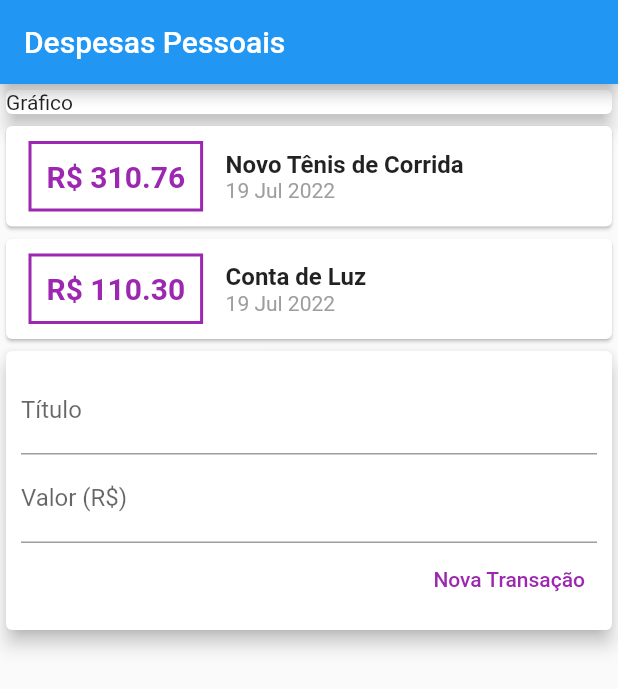
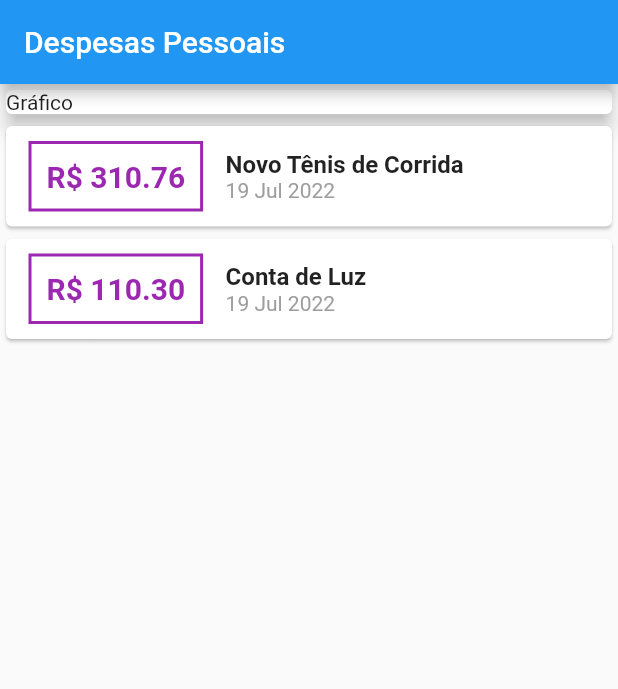
Before and after one commit to DavidCavalcanti/expenses, a Flutter app: the screen it shows after launch, on a phone screen of 412 x 824 dp. Shown: the top 689 px of the screen. Run offline on Flutter 3.47's test engine with Material 2 defaults, Android fonts, the phone set to English and light mode, and no system bars.

Commit message:
Remover Card

```diff
--- a/lib/main.dart
+++ b/lib/main.dart
@@ -47,43 +47,7 @@ class MyHomePage extends StatelessWidget {
             ),
           ),
           TransactionList(_transactions),
-          Card(
-            elevation: 5,
-            child: Padding(
-              padding: const EdgeInsets.all(10),
-              child: Column(
-                children: [
-                  TextField(
-                    controller: titleController,
-                    decoration: InputDecoration(
-                      labelText: 'Título',
-                    ),
-                  ),
-                  TextField(
-                    controller: valueController,
-                    decoration: InputDecoration(
-                      labelText: 'Valor (R\$)',
-                    ),
-                  ),
-                  Row(
-                    mainAxisAlignment: MainAxisAlignment.end,
-                    children: [
-                      TextButton(
-                        style: TextButton.styleFrom(
-                          primary: Colors.purple,
-                        ),
-                        child: const Text('Nova Transação'),
-                        onPressed: () {
-                          print(titleController.text);
-                          print(valueController.text);
-                        },
-                      ),
-                    ],
-                  ),
-                ],
-              ),
-            ),
-          ),
+
         ],
       ),
     );
```
